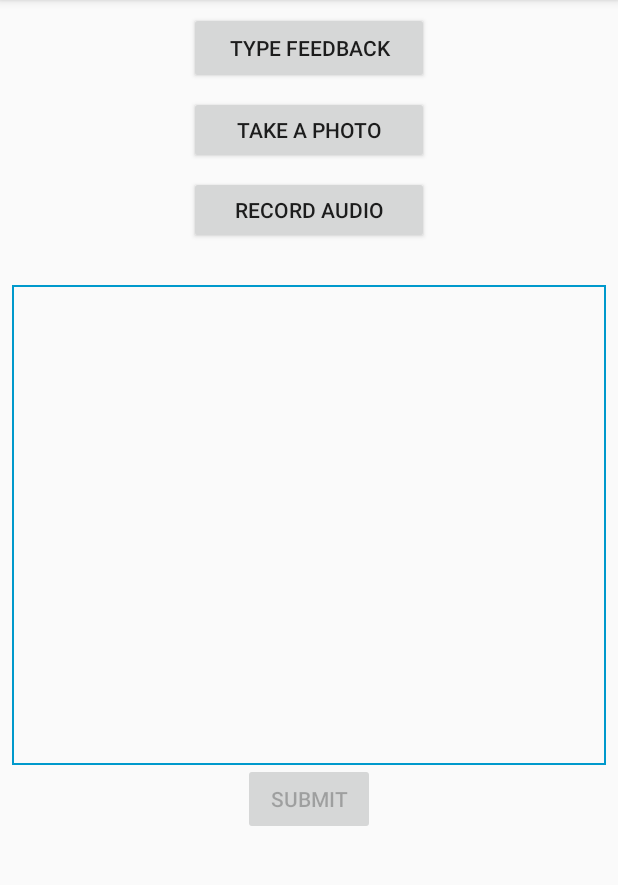
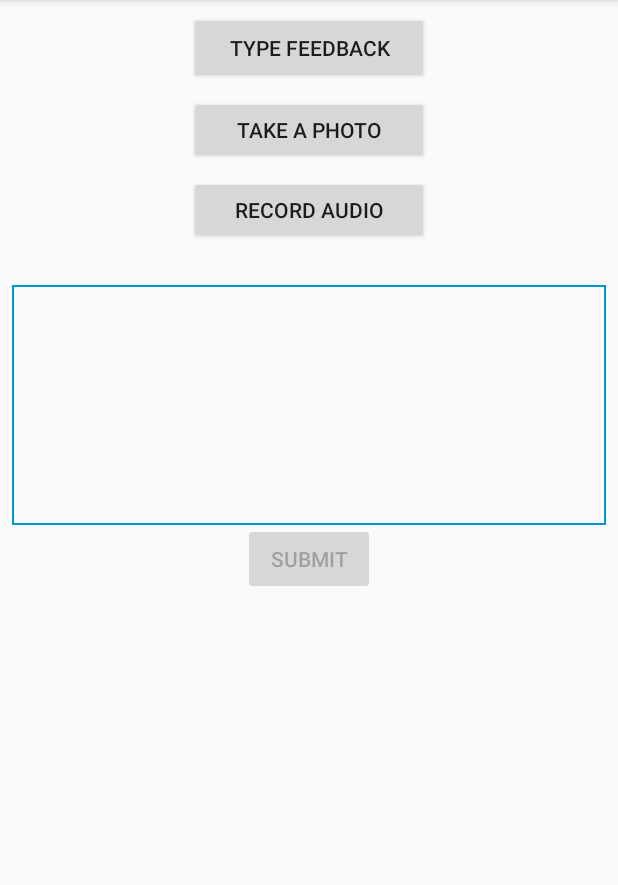
Before and after one commit to dcostinett/ProvidenceHackathon, an Android app: the screen it shows after launch (CustomerFeedbackActivity), after a tap on "TYPE FEEDBACK", on a phone screen of 412 x 824 dp, the part 84-969 px from its top. Run offline under Robolectric (Android 15) with nearby library versions, the phone set to English and light mode, and no system bars; our stand-ins replace ButterKnife, Dagger/Hilt's generated code; libraries missing offline, so code that uses them is left out: retrofit2.adapter.rxjava, rx.android.schedulers, rx.schedulers; 6 statements that could not run were skipped.

Commit message:
decrease edit text size

```diff
--- a/app/src/main/res/layout/content_customer_feedback.xml
+++ b/app/src/main/res/layout/content_customer_feedback.xml
@@ -50,7 +50,7 @@
         android:layout_width="match_parent"
         android:background="@drawable/feedback_background"
         android:gravity="bottom"
-        android:layout_height="320dp"
+        android:layout_height="160dp"
         android:layout_marginBottom="8dp"
         android:layout_marginLeft="8dp"
         android:layout_marginRight="8dp"
```
